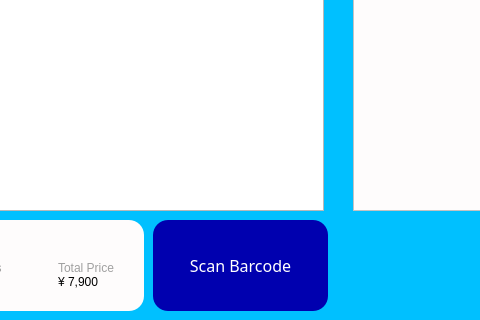
Above: UI Files/itemView.ui from ChristianLinoflap/imaiTablet before the change; both pictures show x 377 to 857 and y 380 to 700 of the 1200 by 700 pixel window. Below: the same form after it.
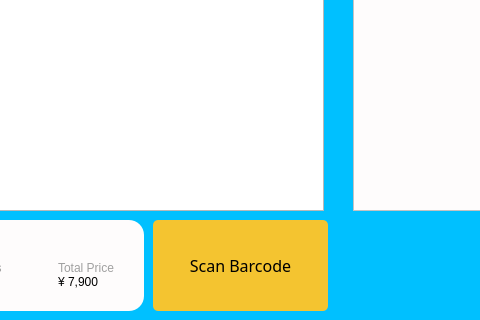
That is the form after the change.

```diff
--- a/UI Files/itemView.ui
+++ b/UI Files/itemView.ui
@@ -398,11 +398,11 @@
     </property>
     <property name="styleSheet">
      <string notr="true">#scanBarcodePushButton{
-	background-color:#0000AF;
-	border-radius:15px;
+	background-color:#F4C430;
+	border-radius:5px;
 	font-size:16px;
 	font-family:Montserrat;
-	color:#fff;
+	color:#000;
 }</string>
     </property>
     <property name="text">
```
